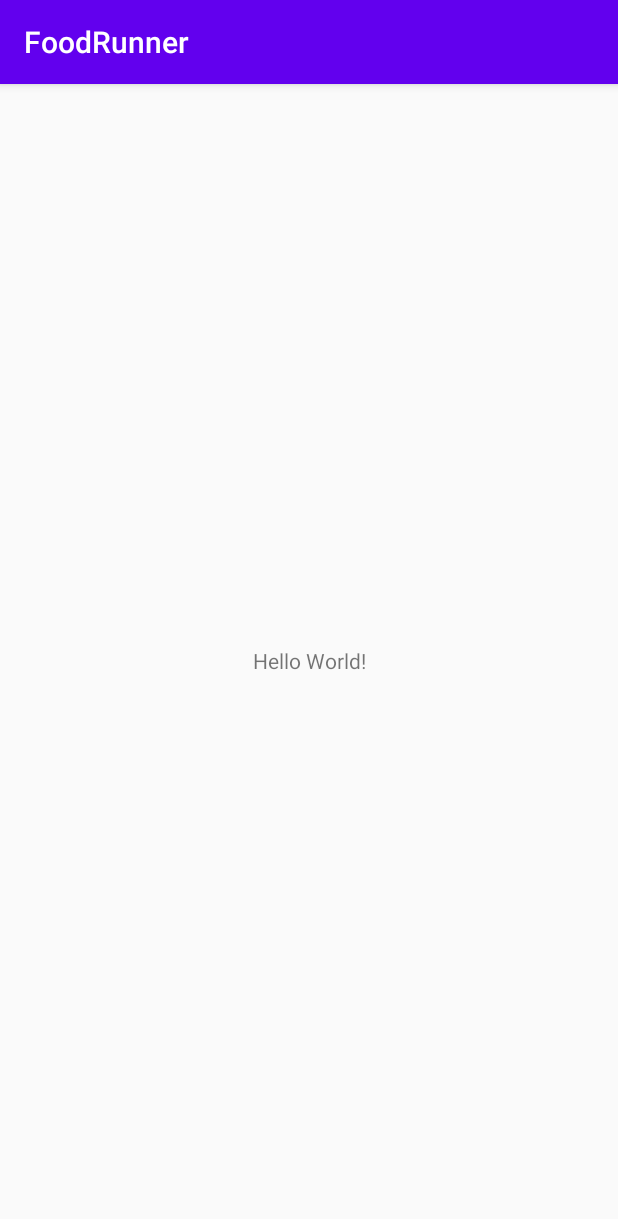
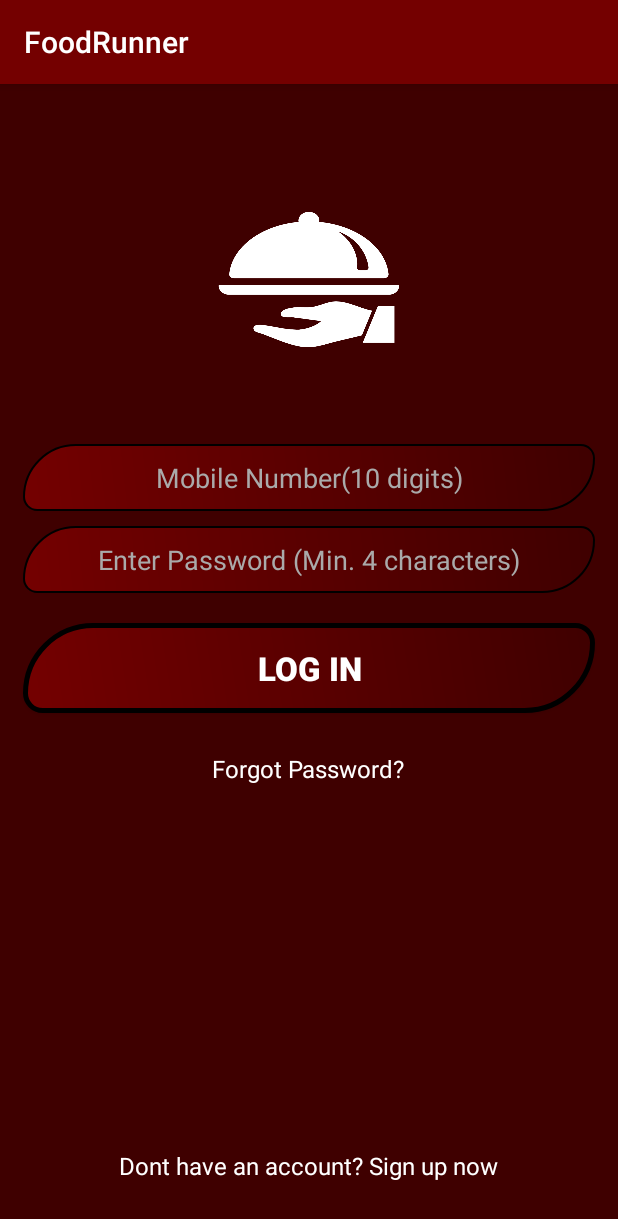
Before and after one commit to Karan49s/Android-FoodRunner, an Android app: the screen it shows after launch (MainActivity before the commit, LoginActivity after it), on a phone screen of 412 x 824 dp. Shown: the top 1219 px of the screen. Run offline under Robolectric (Android 15) with nearby library versions, the phone set to English and light mode, and no system bars.

Commit message:
Added Login screen and Splash screen

```diff
--- a/app/src/main/AndroidManifest.xml
+++ b/app/src/main/AndroidManifest.xml
@@ -9,7 +9,9 @@
         android:roundIcon="@mipmap/ic_launcher_round"
         android:supportsRtl="true"
         android:theme="@style/AppTheme">
-        <activity android:name=".MainActivity">
+        <activity android:name=".LoginActivity" />
+        <activity android:name=".SplashActivity"
+            android:theme="@style/AppTheme.NoActionBar">
             <intent-filter>
                 <action android:name="android.intent.action.MAIN" />
 
--- a/app/src/main/java/com/karan/foodrunner/MainActivity.kt
+++ b/app/src/main/java/com/karan/foodrunner/LoginActivity.kt
@@ -3,10 +3,10 @@ package com.karan.foodrunner
 import androidx.appcompat.app.AppCompatActivity
 import android.os.Bundle
 
-class MainActivity : AppCompatActivity() {
+class LoginActivity : AppCompatActivity() {
 
     override fun onCreate(savedInstanceState: Bundle?) {
         super.onCreate(savedInstanceState)
-        setContentView(R.layout.activity_main)
+        setContentView(R.layout.activity_login)
     }
 }
--- /dev/null
+++ b/app/src/main/java/com/karan/foodrunner/SplashActivity.kt
@@ -0,0 +1,32 @@
+package com.karan.foodrunner
+
+import android.content.Intent
+import androidx.appcompat.app.AppCompatActivity
+import android.os.Bundle
+import android.os.Handler
+import android.widget.ImageView
+import android.widget.TextView
+
+class SplashActivity : AppCompatActivity() {
+    lateinit var logo :ImageView
+    lateinit var appName : TextView
+
+    private val SPLASH_TIME_OUT:Long = 3000
+
+    override fun onCreate(savedInstanceState: Bundle?) {
+        super.onCreate(savedInstanceState)
+        setContentView(R.layout.activity_splash)
+
+        logo = findViewById(R.id.imgLogo)
+        appName = findViewById(R.id.appName)
+
+
+        Handler().postDelayed({
+            startActivity(Intent(this,LoginActivity::class.java))
+            finish()
+        }, SPLASH_TIME_OUT)
+
+
+
+    }
+}
--- /dev/null
+++ b/app/src/main/res/drawable/custom_button.xml
@@ -0,0 +1,29 @@
+<?xml version="1.0" encoding="utf-8"?>
+<shape xmlns:android="http://schemas.android.com/apk/res/android" android:shape="rectangle" >
+    <corners
+        android:topLeftRadius="100dp"
+        android:topRightRadius="25dp"
+        android:bottomLeftRadius="25dp"
+        android:bottomRightRadius="100dp"
+        />
+    <gradient
+        android:angle="45"
+        android:startColor="#740000"
+        android:endColor="#3F0000"
+        android:type="linear"
+        />
+    <padding
+        android:left="0dp"
+        android:top="0dp"
+        android:right="0dp"
+        android:bottom="0dp"
+        />
+    <size
+        android:width="0dp"
+        android:height="0dp"
+        />
+    <stroke
+        android:width="3dp"
+        android:color="#000000"
+        />
+</shape>
--- /dev/null
+++ b/app/src/main/res/drawable/custom_edittext.xml
@@ -0,0 +1,29 @@
+<?xml version="1.0" encoding="utf-8"?>
+<shape xmlns:android="http://schemas.android.com/apk/res/android" android:shape="rectangle" >
+    <corners
+        android:topLeftRadius="100dp"
+        android:topRightRadius="25dp"
+        android:bottomLeftRadius="25dp"
+        android:bottomRightRadius="100dp"
+        />
+    <gradient
+        android:angle="45"
+        android:startColor="#740000"
+        android:endColor="#3F0000"
+        android:type="linear"
+        />
+    <padding
+        android:left="0dp"
+        android:top="0dp"
+        android:right="0dp"
+        android:bottom="0dp"
+        />
+    <size
+        android:width="0dp"
+        android:height="0dp"
+        />
+    <stroke
+        android:width="1dp"
+        android:color="#000000"
+        />
+</shape>
--- /dev/null
+++ b/app/src/main/res/layout/activity_login.xml
@@ -0,0 +1,90 @@
+<?xml version="1.0" encoding="utf-8"?>
+<RelativeLayout xmlns:android="http://schemas.android.com/apk/res/android"
+    xmlns:app="http://schemas.android.com/apk/res-auto"
+    xmlns:tools="http://schemas.android.com/tools"
+    android:layout_width="match_parent"
+    android:layout_height="match_parent"
+    tools:context=".LoginActivity"
+    android:background="#3F0000">
+
+    <ImageView
+        android:id="@+id/imgLogo"
+        android:layout_width="200dp"
+        android:layout_height="100dp"
+        android:src="@drawable/logo"
+        android:layout_centerHorizontal="true"
+        android:layout_marginTop="80dp" />
+    <EditText
+        android:id="@+id/etMobileNumber"
+        android:layout_width="match_parent"
+        android:layout_height="wrap_content"
+        android:layout_marginRight="15dp"
+        android:layout_marginLeft="15dp"
+        android:layout_marginTop="60dp"
+        android:padding="10dp"
+        android:layout_below="@id/imgLogo"
+        android:inputType="phone"
+        android:maxLength="10"
+        android:maxLines="1"
+        android:textColor="#ffffff"
+        android:textColorHint="#aaaaaa"
+        android:hint="@string/mobile_number"
+        android:background="@drawable/custom_edittext"
+        android:gravity="center_horizontal" />
+    <EditText
+        android:id="@+id/etPassword"
+        android:layout_width="match_parent"
+        android:layout_height="wrap_content"
+        android:layout_marginRight="15dp"
+        android:layout_marginLeft="15dp"
+        android:layout_marginTop="10dp"
+        android:padding="10dp"
+        android:layout_below="@id/etMobileNumber"
+        android:inputType="textPassword"
+        android:maxLines="1"
+        android:hint="@string/password"
+        android:background="@drawable/custom_edittext"
+        android:textColor="#ffffff"
+        android:gravity="center_horizontal"
+        android:textColorHint="#aaaaaa"/>
+    <Button
+        android:id="@+id/btnLogin"
+        android:layout_width="match_parent"
+        android:layout_height="wrap_content"
+        android:layout_marginRight="15dp"
+        android:layout_marginLeft="15dp"
+        android:layout_marginTop="20dp"
+        android:padding="15dp"
+        android:layout_below="@id/etPassword"
+        android:background="@drawable/custom_button"
+        android:text="@string/log_in"
+        android:textStyle="bold"
+        android:textSize="22sp"
+        android:textColor="#ffffff"
+        />
+    <TextView
+        android:id="@+id/txtForgotPassword"
+        android:layout_width="wrap_content"
+        android:layout_height="wrap_content"
+        android:text="@string/forgot_password"
+        android:layout_marginTop="20dp"
+        android:layout_below="@id/btnLogin"
+        android:layout_centerHorizontal="true"
+        android:textSize="16sp"
+        android:padding="6dp"
+        android:textColor="#ffffff"
+        android:clickable="true" />
+    <TextView
+        android:id="@+id/txtRegister"
+        android:layout_width="wrap_content"
+        android:layout_height="wrap_content"
+        android:text="@string/register_yourself"
+        android:layout_alignParentBottom="true"
+        android:layout_centerHorizontal="true"
+        android:layout_marginBottom="30dp"
+        android:textSize="16sp"
+        android:padding="6dp"
+        android:textColor="#ffffff"
+        android:clickable="true" />
+
+</RelativeLayout>
--- a/app/src/main/res/layout/activity_main.xml
+++ /dev/null
@@ -1,18 +0,0 @@
-<?xml version="1.0" encoding="utf-8"?>
-<androidx.constraintlayout.widget.ConstraintLayout xmlns:android="http://schemas.android.com/apk/res/android"
-    xmlns:app="http://schemas.android.com/apk/res-auto"
-    xmlns:tools="http://schemas.android.com/tools"
-    android:layout_width="match_parent"
-    android:layout_height="match_parent"
-    tools:context=".MainActivity">
-
-    <TextView
-        android:layout_width="wrap_content"
-        android:layout_height="wrap_content"
-        android:text="Hello World!"
-        app:layout_constraintBottom_toBottomOf="parent"
-        app:layout_constraintLeft_toLeftOf="parent"
-        app:layout_constraintRight_toRightOf="parent"
-        app:layout_constraintTop_toTopOf="parent" />
-
-</androidx.constraintlayout.widget.ConstraintLayout>
--- /dev/null
+++ b/app/src/main/res/layout/activity_splash.xml
@@ -0,0 +1,34 @@
+<?xml version="1.0" encoding="utf-8"?>
+<androidx.constraintlayout.widget.ConstraintLayout xmlns:android="http://schemas.android.com/apk/res/android"
+    xmlns:app="http://schemas.android.com/apk/res-auto"
+    xmlns:tools="http://schemas.android.com/tools"
+    android:layout_width="match_parent"
+    android:layout_height="match_parent"
+    tools:context=".SplashActivity"
+    android:background="@color/colorPrimaryDark">
+
+    <ImageView
+        android:id="@+id/imgLogo"
+        android:layout_width="match_parent"
+        android:layout_height="150dp"
+        android:src="@drawable/logo"
+        app:layout_constraintBottom_toBottomOf="parent"
+        app:layout_constraintTop_toTopOf="parent"
+        app:layout_constraintVertical_bias="0.3"
+        tools:layout_editor_absoluteX="-16dp" />
+
+    <TextView
+        android:id="@+id/appName"
+        android:layout_width="wrap_content"
+        android:layout_height="wrap_content"
+        android:layout_centerHorizontal="true"
+        android:text="@string/foodrunner"
+        android:textColor="#ffffff"
+        android:textSize="40sp"
+        android:textStyle="bold"
+        app:layout_constraintBottom_toBottomOf="parent"
+        app:layout_constraintEnd_toEndOf="parent"
+        app:layout_constraintStart_toStartOf="parent"
+        app:layout_constraintTop_toTopOf="parent" />
+
+</androidx.constraintlayout.widget.ConstraintLayout>
--- a/app/src/main/res/values/colors.xml
+++ b/app/src/main/res/values/colors.xml
@@ -1,6 +1,6 @@
 <?xml version="1.0" encoding="utf-8"?>
 <resources>
-    <color name="colorPrimary">#6200EE</color>
-    <color name="colorPrimaryDark">#3700B3</color>
-    <color name="colorAccent">#03DAC5</color>
+    <color name="colorPrimary">#740000</color>
+    <color name="colorPrimaryDark">#3F0000</color>
+    <color name="colorAccent">#ffffff</color>
 </resources>
--- a/app/src/main/res/values/strings.xml
+++ b/app/src/main/res/values/strings.xml
@@ -1,3 +1,16 @@
 <resources>
     <string name="app_name">FoodRunner</string>
+    <string name="mobile_number">Mobile Number(10 digits)</string>
+    <string name="password">Enter Password (Min. 4 characters)</string>
+    <string name="log_in">LOG IN</string>
+    <string name="forgot_password">Forgot Password?</string>
+    <string name="register_yourself">Dont have an account? Sign up now</string>
+    <string name="prefrence_file_name">Avengers Prefrences</string>
+    <string name="name_min_3_characters"> Name(Min. 3 characters)</string>
+    <string name="delivery_address">Delivery Address</string>
+    <string name="confirm_password">Confirm Password</string>
+    <string name="email_address">Email Address</string>
+    <string name="register">Register</string>
+    <string name="message">Enter your registered mobile and email below:</string>
+    <string name="foodrunner">FoodRunner</string>
 </resources>
--- a/app/src/main/res/values/styles.xml
+++ b/app/src/main/res/values/styles.xml
@@ -8,4 +8,10 @@
         <item name="colorAccent">@color/colorAccent</item>
     </style>
 
+    <!-- This style is for the splash screen -->
+    <style name="AppTheme.NoActionBar">
+        <item name="windowActionBar">false</item>
+        <item name="windowNoTitle">true</item>
+    </style>
+
 </resources>
```
Also changed, not shown: app/src/main/res/drawable/logo.png (added).
